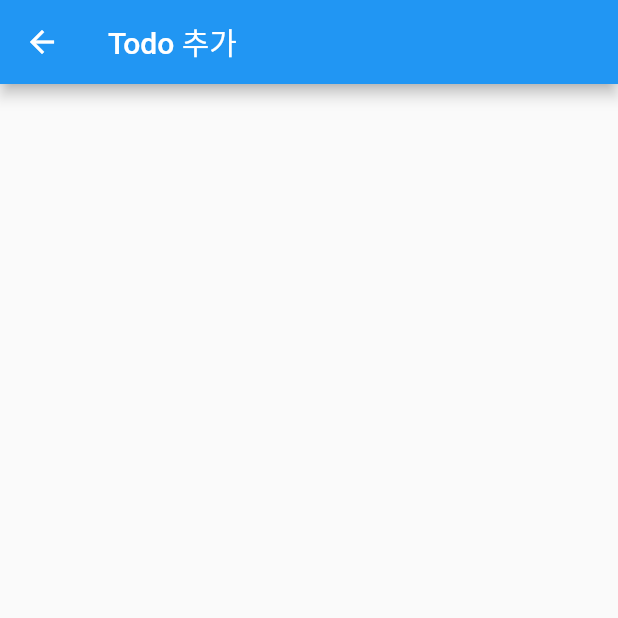
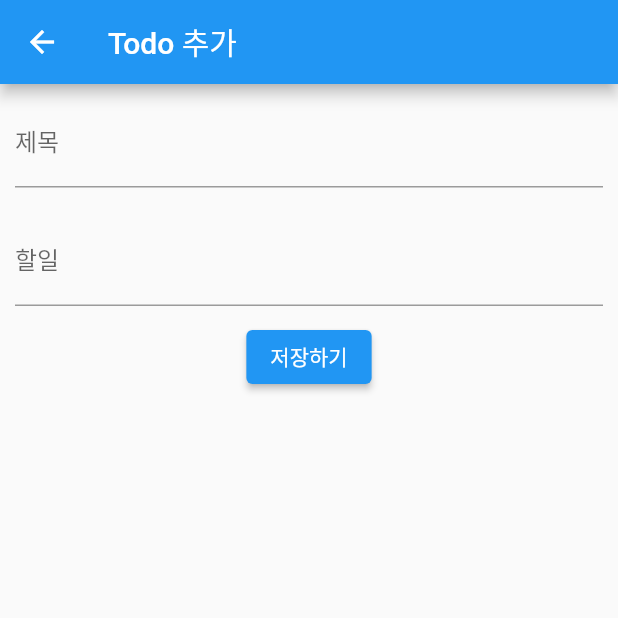
Before and after one commit to fbghgus123/flutter_study, a Flutter app: the screen it shows after launch, after a tap on the "add" icon, on a phone screen of 412 x 824 dp, the top half of it. Run offline on Flutter 3.47's test engine with Material 2 defaults, Android fonts, the phone set to English and light mode, and no system bars; our stand-ins replace dio, sqflite; accounts and stored records are empty.

```diff
--- a/sql_example/lib/addTodo.dart
+++ b/sql_example/lib/addTodo.dart
@@ -11,9 +11,14 @@ class AddTodoApp extends StatefulWidget {
 }
 
 class _AddTodoApp extends State<AddTodoApp> {
+  TextEditingController? titleController;
+  TextEditingController? contentController;
+
   @override
   void initState() {
     super.initState();
+    titleController = new TextEditingController();
+    contentController = new TextEditingController();
   }
 
   @override
@@ -25,7 +30,31 @@ class _AddTodoApp extends State<AddTodoApp> {
       body: Container(
         child: Center(
           child: Column(
-            children: <Widget>[],
+            children: <Widget>[
+              Padding(
+                padding: EdgeInsets.all(10),
+                child: TextField(
+                  controller: titleController,
+                  decoration: InputDecoration(labelText: '제목'),
+                ),
+              ),
+              Padding(
+                padding: EdgeInsets.all(10),
+                child: TextField(
+                  controller: contentController,
+                  decoration: InputDecoration(labelText: '할일'),
+                ),
+              ),
+              ElevatedButton(onPressed: () {
+                Todo todo = Todo(
+                  title: titleController!.value.text,
+                  content: contentController!.value.text,
+                  active: 0
+                );
+                Navigator.of(context).pop(todo);
+              },
+              child: Text('저장하기'),)
+            ],
           ),
         ),
       ),
--- a/sql_example/lib/main.dart
+++ b/sql_example/lib/main.dart
@@ -2,6 +2,7 @@ import 'package:flutter/material.dart';
 import 'package:path/path.dart';
 import 'package:sqflite/sqflite.dart';
 import 'addTodo.dart';
+import 'todo.dart';
 
 void main() {
   runApp(MyApp());
@@ -52,17 +53,88 @@ class DatabaseApp extends StatefulWidget {
 }
 
 class _DatabaseApp extends State<DatabaseApp> {
+  Future<List<Todo>>? todoList;
+
+  @override
+  void initState() {
+    super.initState();
+    todoList = getTodos();
+  }
+
+  Future<List<Todo>> getTodos() async {
+    final Database database = await widget.db;
+    final List<Map<String, dynamic>> maps = await database.query('todos');
+
+    return List.generate(maps.length, (i) {
+      int active = maps[i]['active'] == 1 ? 1 : 0;
+      return Todo(
+        title: maps[i]['title'].toString(),
+        content: maps[i]['content'].toString(),
+        active: active,
+        id: maps[i]['id']
+      );
+    });
+  }
+
   @override
   Widget build(BuildContext context) {
     return Scaffold(
       appBar: AppBar(title: Text('Database Example'),),
-      body: Container(),
+      body: Container(
+        child: Center(
+          child: FutureBuilder(
+            builder: (context, snapshot) {
+              switch (snapshot.connectionState) {
+                case ConnectionState.none:
+                  return CircularProgressIndicator();
+                case ConnectionState.waiting:
+                  return CircularProgressIndicator();
+                case ConnectionState.active:
+                  return CircularProgressIndicator();
+                case ConnectionState.done:
+                  if (snapshot.hasData) {
+                    return ListView.builder(itemBuilder: (context, index) {
+                      Todo todo = (snapshot.data as List<Todo>)[index];
+                      return Card(
+                        child: Column(
+                          children: <Widget>[
+                            Text(todo.title!),
+                            Text(todo.content!),
+                            Text('${todo.active == 1 ? 'true' : 'false'}'),
+                          ],
+                        ),
+                      );
+                    },
+                      itemCount: (snapshot.data as List<Todo>).length,
+                    );
+                  } else {
+                    return Text('No data');
+                  }
+              }
+              return CircularProgressIndicator();
+            },
+            future: todoList,
+          ),
+        ),
+      ),
       floatingActionButton: FloatingActionButton(
         onPressed: () async {
           final todo = await Navigator.of(context).pushNamed('/add');
+          if (todo != null) {
+            _insertTodo(todo as Todo);
+          }
         },
         child: Icon(Icons.add),),
       floatingActionButtonLocation: FloatingActionButtonLocation.centerFloat,
     );
   }
+
+  void _insertTodo(Todo todo) async {
+    final Database database = await widget.db;
+    await database.insert('todos', todo.toMap(),
+      conflictAlgorithm: ConflictAlgorithm.replace);
+    setState(() {
+      todoList = getTodos();
+    });
+  }
 }
```
